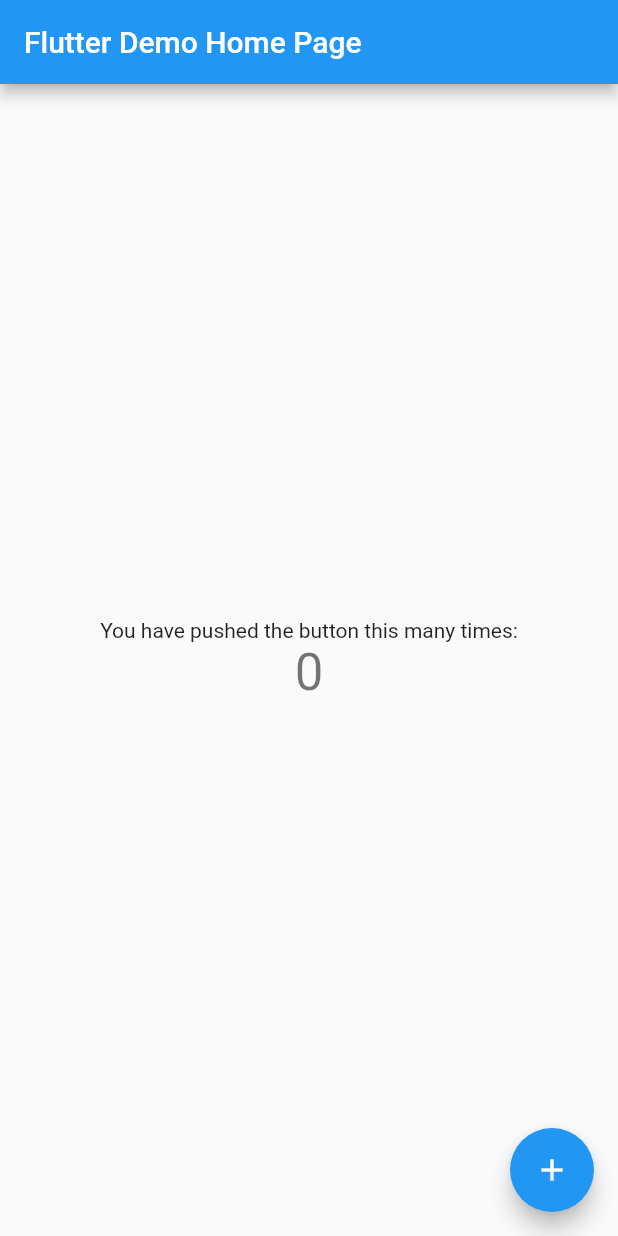
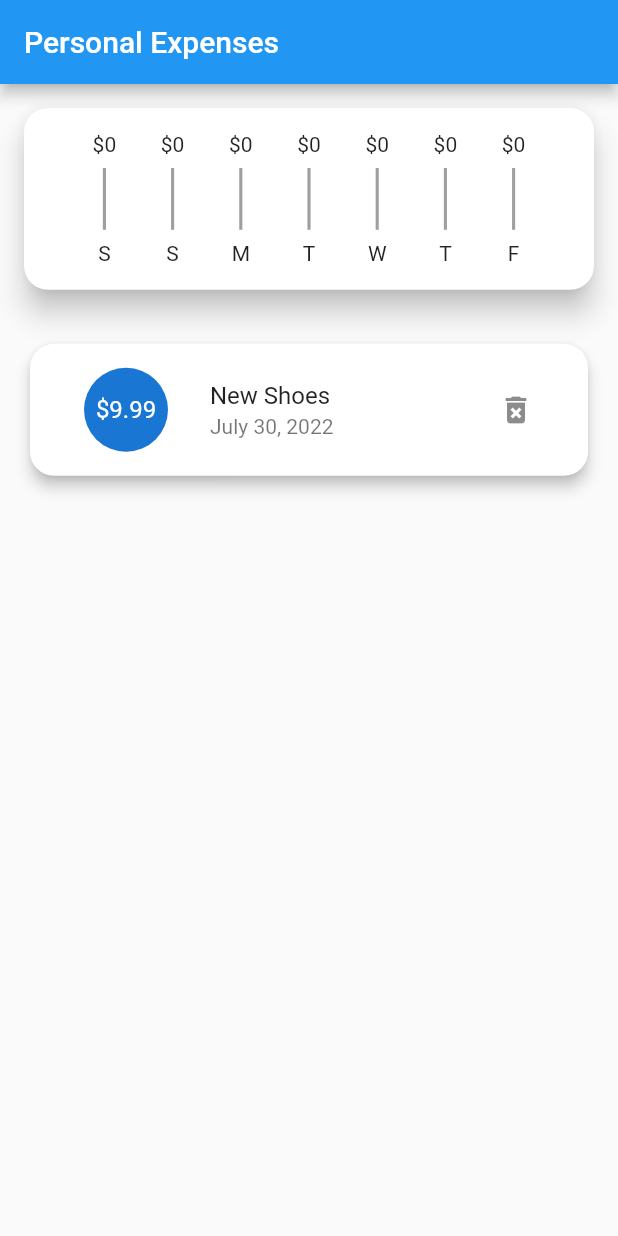
Before and after one commit to AMG2001/personal_expenses, a Flutter app: the screen it shows after launch, on a phone screen of 412 x 824 dp. Run offline on Flutter 3.47's test engine with Material 2 defaults, Android fonts, the phone set to English and light mode, and no system bars; our stand-ins replace bloc.

Commit message:
design ready

```diff
--- /dev/null
+++ b/personal_expenses_app/lib/home_page/home_page.dart
@@ -0,0 +1,63 @@
+import 'package:flutter/material.dart';
+import 'package:intl/intl.dart';
+import 'package:personal_expenses_app/home_page/home_page_components/daily_expense_indicator.dart';
+import 'package:personal_expenses_app/home_page/home_page_components/item_card.dart';
+
+class HomePage extends StatelessWidget {
+  const HomePage({Key? key}) : super(key: key);
+
+  @override
+  Widget build(BuildContext context) {
+    return Scaffold(
+      appBar: AppBar(
+        title: Text('Personal Expenses'),
+      ),
+      body: SafeArea(
+        child: Container(
+          width: MediaQuery.of(context).size.width,
+          height: MediaQuery.of(context).size.height,
+          child: Column(children: [
+            /**
+             * Weekly Expenses
+             */
+            Card(
+              shape: RoundedRectangleBorder(
+                  borderRadius: BorderRadius.circular(16)),
+              margin: EdgeInsets.all(16.0),
+              elevation: 8.0,
+              child: Padding(
+                padding: const EdgeInsets.all(16.0),
+                child: Row(
+                    mainAxisAlignment: MainAxisAlignment.spaceEvenly,
+                    children: [
+                      DailyExpenseIndicator(totalExpense: 0, dayName: "S"),
+                      DailyExpenseIndicator(totalExpense: 0, dayName: "S"),
+                      DailyExpenseIndicator(totalExpense: 0, dayName: "M"),
+                      DailyExpenseIndicator(totalExpense: 0, dayName: "T"),
+                      DailyExpenseIndicator(totalExpense: 0, dayName: "W"),
+                      DailyExpenseIndicator(totalExpense: 0, dayName: "T"),
+                      DailyExpenseIndicator(totalExpense: 0, dayName: "F"),
+                    ]),
+              ),
+            ),
+
+            /**
+             * List View will show the Items that we order with its name , amount and date.
+             */
+            Expanded(
+              child: ListView(
+                children: [
+                  ItemCard(
+                    itemPrice: 9.99,
+                    itemName: "New Shoes",
+                    itemDate: DateFormat.yMMMMd("en_US").format(DateTime.now()),
+                  )
+                ],
+              ),
+            ),
+          ]),
+        ),
+      ),
+    );
+  }
+}
--- /dev/null
+++ b/personal_expenses_app/lib/home_page/home_page_components/daily_expense_indicator.dart
@@ -0,0 +1,27 @@
+import 'package:flutter/material.dart';
+
+class DailyExpenseIndicator extends StatelessWidget {
+  DailyExpenseIndicator({required this.totalExpense, required this.dayName});
+  int totalExpense = 0;
+  String dayName;
+  @override
+  Widget build(BuildContext context) {
+    return Column(
+      children: [
+        Text("\$${totalExpense}"),
+        SizedBox(
+          height: 8,
+        ),
+        Container(
+          height: MediaQuery.of(context).size.height * .05,
+          color: Colors.grey,
+          width: MediaQuery.of(context).size.width * .005,
+        ),
+        SizedBox(
+          height: 8,
+        ),
+        Text(dayName)
+      ],
+    );
+  }
+}
--- /dev/null
+++ b/personal_expenses_app/lib/home_page/home_page_components/item_card.dart
@@ -0,0 +1,38 @@
+import 'package:flutter/material.dart';
+
+class ItemCard extends StatelessWidget {
+  ItemCard(
+      {required this.itemPrice,
+      required this.itemName,
+      required this.itemDate});
+  double itemPrice = 0;
+  String itemName = "";
+  String itemDate = "";
+
+  @override
+  Widget build(BuildContext context) {
+    return Padding(
+      padding: const EdgeInsets.all(16.0),
+      child: Card(
+        shape: RoundedRectangleBorder(borderRadius: BorderRadius.circular(16)),
+        elevation: 4.0,
+        child: Padding(
+          padding: const EdgeInsets.all(8.0),
+          child: ListTile(
+            leading: CircleAvatar(
+              minRadius: 40,
+              maxRadius: 40,
+              child: Text("\$$itemPrice"),
+            ),
+            title: Text(itemName),
+            subtitle: Text(itemDate),
+            trailing: IconButton(
+              onPressed: () {},
+              icon: Icon(Icons.delete_forever),
+            ),
+          ),
+        ),
+      ),
+    );
+  }
+}
--- /dev/null
+++ b/personal_expenses_app/lib/home_page/home_page_cubit.dart
@@ -0,0 +1,6 @@
+import 'package:bloc/bloc.dart';
+import 'package:personal_expenses_app/home_page/home_page_state.dart';
+
+class HomePageCubit extends Cubit<HomePageState> {
+  HomePageCubit() : super(HomePageStateInitial());
+}
--- /dev/null
+++ b/personal_expenses_app/lib/home_page/home_page_state.dart
@@ -0,0 +1,4 @@
+abstract class HomePageState {}
+
+
+class HomePageStateInitial extends HomePageState {}
--- a/personal_expenses_app/lib/main.dart
+++ b/personal_expenses_app/lib/main.dart
@@ -1,115 +1,23 @@
 import 'package:flutter/material.dart';
+import 'package:personal_expenses_app/home_page/home_page.dart';
+import 'package:personal_expenses_app/model/pages_name.dart';
 
-void main() {
-  runApp(const MyApp());
+void main(List<String> args) {
+  runApp(PersonalExpensesApp());
 }
 
-class MyApp extends StatelessWidget {
-  const MyApp({Key? key}) : super(key: key);
+class PersonalExpensesApp extends StatelessWidget {
+  const PersonalExpensesApp({Key? key}) : super(key: key);
 
-  // This widget is the root of your application.
   @override
   Widget build(BuildContext context) {
-    return MaterialApp(
-      title: 'Flutter Demo',
-      theme: ThemeData(
-        // This is the theme of your application.
-        //
-        // Try running your application with "flutter run". You'll see the
-        // application has a blue toolbar. Then, without quitting the app, try
-        // changing the primarySwatch below to Colors.green and then invoke
-        // "hot reload" (press "r" in the console where you ran "flutter run",
-        // or simply save your changes to "hot reload" in a Flutter IDE).
-        // Notice that the counter didn't reset back to zero; the application
-        // is not restarted.
-        primarySwatch: Colors.blue,
-      ),
-      home: const MyHomePage(title: 'Flutter Demo Home Page'),
+    return  MaterialApp(
+      routes: {
+        PagesName.homePageName: (context) => const HomePage(),
+      },
+      title: 'Personal Expenses',
+      debugShowCheckedModeBanner: false,
+      home:const HomePage(),
     );
   }
 }
-
-class MyHomePage extends StatefulWidget {
-  const MyHomePage({Key? key, required this.title}) : super(key: key);
-
-  // This widget is the home page of your application. It is stateful, meaning
-  // that it has a State object (defined below) that contains fields that affect
-  // how it looks.
-
-  // This class is the configuration for the state. It holds the values (in this
-  // case the title) provided by the parent (in this case the App widget) and
-  // used by the build method of the State. Fields in a Widget subclass are
-  // always marked "final".
-
-  final String title;
-
-  @override
-  State<MyHomePage> createState() => _MyHomePageState();
-}
-
-class _MyHomePageState extends State<MyHomePage> {
-  int _counter = 0;
-
-  void _incrementCounter() {
-    setState(() {
-      // This call to setState tells the Flutter framework that something has
-      // changed in this State, which causes it to rerun the build method below
-      // so that the display can reflect the updated values. If we changed
-      // _counter without calling setState(), then the build method would not be
-      // called again, and so nothing would appear to happen.
-      _counter++;
-    });
-  }
-
-  @override
-  Widget build(BuildContext context) {
-    // This method is rerun every time setState is called, for instance as done
-    // by the _incrementCounter method above.
-    //
-    // The Flutter framework has been optimized to make rerunning build methods
-    // fast, so that you can just rebuild anything that needs updating rather
-    // than having to individually change instances of widgets.
-    return Scaffold(
-      appBar: AppBar(
-        // Here we take the value from the MyHomePage object that was created by
-        // the App.build method, and use it to set our appbar title.
-        title: Text(widget.title),
-      ),
-      body: Center(
-        // Center is a layout widget. It takes a single child and positions it
-        // in the middle of the parent.
-        child: Column(
-          // Column is also a layout widget. It takes a list of children and
-          // arranges them vertically. By default, it sizes itself to fit its
-          // children horizontally, and tries to be as tall as its parent.
-          //
-          // Invoke "debug painting" (press "p" in the console, choose the
-          // "Toggle Debug Paint" action from the Flutter Inspector in Android
-          // Studio, or the "Toggle Debug Paint" command in Visual Studio Code)
-          // to see the wireframe for each widget.
-          //
-          // Column has various properties to control how it sizes itself and
-          // how it positions its children. Here we use mainAxisAlignment to
-          // center the children vertically; the main axis here is the vertical
-          // axis because Columns are vertical (the cross axis would be
-          // horizontal).
-          mainAxisAlignment: MainAxisAlignment.center,
-          children: <Widget>[
-            const Text(
-              'You have pushed the button this many times:',
-            ),
-            Text(
-              '$_counter',
-              style: Theme.of(context).textTheme.headline4,
-            ),
-          ],
-        ),
-      ),
-      floatingActionButton: FloatingActionButton(
-        onPressed: _incrementCounter,
-        tooltip: 'Increment',
-        child: const Icon(Icons.add),
-      ), // This trailing comma makes auto-formatting nicer for build methods.
-    );
-  }
-}
--- /dev/null
+++ b/personal_expenses_app/lib/model/pages_name.dart
@@ -0,0 +1,4 @@
+class PagesName {
+  static const String homePageName = '/home_page';
+
+}
```
Also changed, not shown: personal_expenses_app/pubspec.yaml (+4 -17 lines), personal_expenses_app/lib/model/constant_variables.dart (added), personal_expenses_app/pubspec.lock, 1 other file.
